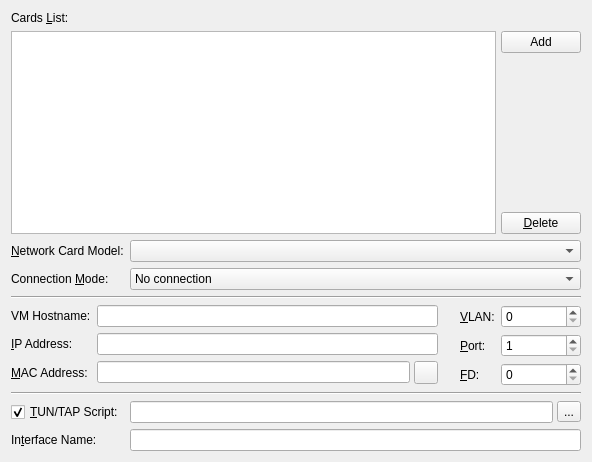
First picture: the form in src/Old_Network_Widget.ui, repository tobimensch/aqemu, before the edit.
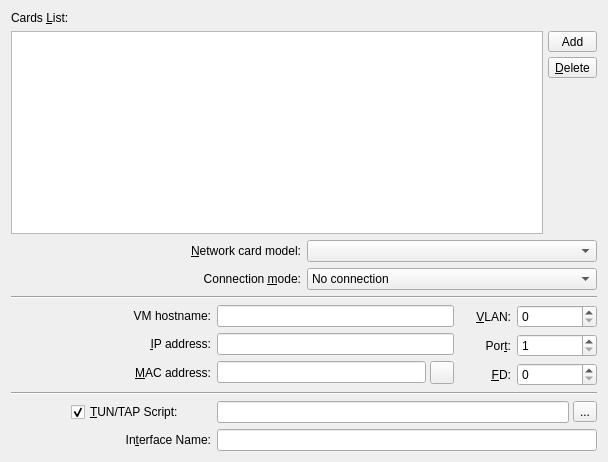
Second picture: the form after the edit. Icons and pictures are not drawn.

What changed in the file:
```diff
--- a/src/Old_Network_Widget.ui
+++ b/src/Old_Network_Widget.ui
@@ -6,7 +6,7 @@
    <rect>
     <x>0</x>
     <y>0</y>
-    <width>592</width>
+    <width>608</width>
     <height>462</height>
    </rect>
   </property>
@@ -48,7 +48,13 @@
      <item>
       <layout class="QVBoxLayout" name="verticalLayout">
        <item>
-        <widget class="QPushButton" name="Button_Add_Net_Card">
+        <widget class="QToolButton" name="Button_Add_Net_Card">
+         <property name="sizePolicy">
+          <sizepolicy hsizetype="Minimum" vsizetype="Fixed">
+           <horstretch>0</horstretch>
+           <verstretch>0</verstretch>
+          </sizepolicy>
+         </property>
          <property name="text">
           <string>Add</string>
          </property>
@@ -56,6 +62,29 @@
           <iconset resource="../resources/images.qrc">
            <normaloff>:/add.png</normaloff>:/add.png</iconset>
          </property>
+         <property name="toolButtonStyle">
+          <enum>Qt::ToolButtonFollowStyle</enum>
+         </property>
+        </widget>
+       </item>
+       <item>
+        <widget class="QToolButton" name="Button_Delete_Net_Card">
+         <property name="sizePolicy">
+          <sizepolicy hsizetype="Minimum" vsizetype="Fixed">
+           <horstretch>0</horstretch>
+           <verstretch>0</verstretch>
+          </sizepolicy>
+         </property>
+         <property name="text">
+          <string>&amp;Delete</string>
+         </property>
+         <property name="icon">
+          <iconset resource="../resources/icons.qrc">
+           <normaloff>:/remove.png</normaloff>:/remove.png</iconset>
+         </property>
+         <property name="toolButtonStyle">
+          <enum>Qt::ToolButtonFollowStyle</enum>
+         </property>
         </widget>
        </item>
        <item>
@@ -71,17 +100,6 @@
          </property>
         </spacer>
        </item>
-       <item>
-        <widget class="QPushButton" name="Button_Delete_Net_Card">
-         <property name="text">
-          <string>&amp;Delete</string>
-         </property>
-         <property name="icon">
-          <iconset resource="../resources/images.qrc">
-           <normaloff>:/remove.png</normaloff>:/remove.png</iconset>
-         </property>
-        </widget>
-       </item>
       </layout>
      </item>
     </layout>
@@ -105,8 +123,17 @@
        <layout class="QGridLayout" name="gridLayout">
         <item row="0" column="0">
          <widget class="QLabel" name="Label_NetCard_Model">
+          <property name="sizePolicy">
+           <sizepolicy hsizetype="Minimum" vsizetype="Preferred">
+            <horstretch>0</horstretch>
+            <verstretch>0</verstretch>
+           </sizepolicy>
+          </property>
           <property name="text">
-           <string>&amp;Network Card Model:</string>
+           <string>&amp;Network card model:</string>
+          </property>
+          <property name="alignment">
+           <set>Qt::AlignRight|Qt::AlignTrailing|Qt::AlignVCenter</set>
           </property>
           <property name="buddy">
            <cstring>CB_Network_Card_Model</cstring>
@@ -123,13 +150,16 @@
         <item row="1" column="0">
          <widget class="QLabel" name="Label_Connection_Mode">
           <property name="sizePolicy">
-           <sizepolicy hsizetype="Maximum" vsizetype="Preferred">
+           <sizepolicy hsizetype="Minimum" vsizetype="Preferred">
             <horstretch>0</horstretch>
             <verstretch>0</verstretch>
            </sizepolicy>
           </property>
           <property name="text">
-           <string>Connection &amp;Mode:</string>
+           <string>Connection &amp;mode:</string>
+          </property>
+          <property name="alignment">
+           <set>Qt::AlignRight|Qt::AlignTrailing|Qt::AlignVCenter</set>
           </property>
           <property name="buddy">
            <cstring>CB_Connection_Mode</cstring>
@@ -210,8 +240,17 @@
        <layout class="QGridLayout" name="gridLayout_3">
         <item row="0" column="0">
          <widget class="QLabel" name="Label_Host_Name">
+          <property name="sizePolicy">
+           <sizepolicy hsizetype="Minimum" vsizetype="Preferred">
+            <horstretch>0</horstretch>
+            <verstretch>0</verstretch>
+           </sizepolicy>
+          </property>
           <property name="text">
-           <string>VM Hostname:</string>
+           <string>VM hostname:</string>
+          </property>
+          <property name="alignment">
+           <set>Qt::AlignRight|Qt::AlignTrailing|Qt::AlignVCenter</set>
           </property>
           <property name="buddy">
            <cstring>Edit_Hostname</cstring>
@@ -224,13 +263,22 @@
         <item row="1" column="0">
          <widget class="QLabel" name="Label_IP">
           <property name="sizePolicy">
-           <sizepolicy hsizetype="Maximum" vsizetype="Preferred">
+           <sizepolicy hsizetype="Minimum" vsizetype="Preferred">
             <horstretch>0</horstretch>
             <verstretch>0</verstretch>
            </sizepolicy>
           </property>
+          <property name="minimumSize">
+           <size>
+            <width>200</width>
+            <height>0</height>
+           </size>
+          </property>
           <property name="text">
-           <string>&amp;IP Address:</string>
+           <string>&amp;IP address:</string>
+          </property>
+          <property name="alignment">
+           <set>Qt::AlignRight|Qt::AlignTrailing|Qt::AlignVCenter</set>
           </property>
           <property name="buddy">
            <cstring>Edit_IP_Address</cstring>
@@ -253,13 +301,16 @@
         <item row="2" column="0">
          <widget class="QLabel" name="Label_MAC">
           <property name="sizePolicy">
-           <sizepolicy hsizetype="Maximum" vsizetype="Preferred">
+           <sizepolicy hsizetype="Minimum" vsizetype="Preferred">
             <horstretch>0</horstretch>
             <verstretch>0</verstretch>
            </sizepolicy>
           </property>
           <property name="text">
-           <string>&amp;MAC Address:</string>
+           <string>&amp;MAC address:</string>
+          </property>
+          <property name="alignment">
+           <set>Qt::AlignRight|Qt::AlignTrailing|Qt::AlignVCenter</set>
           </property>
           <property name="buddy">
            <cstring>Edit_MAC_Address</cstring>
@@ -322,9 +373,18 @@
        <layout class="QGridLayout" name="gridLayout_2">
         <item row="0" column="0">
          <widget class="QLabel" name="Label_VLAN">
+          <property name="sizePolicy">
+           <sizepolicy hsizetype="Minimum" vsizetype="Preferred">
+            <horstretch>0</horstretch>
+            <verstretch>0</verstretch>
+           </sizepolicy>
+          </property>
           <property name="text">
            <string>&amp;VLAN:</string>
           </property>
+          <property name="alignment">
+           <set>Qt::AlignRight|Qt::AlignTrailing|Qt::AlignVCenter</set>
+          </property>
           <property name="buddy">
            <cstring>SB_VLAN</cstring>
           </property>
@@ -349,13 +409,16 @@
         <item row="1" column="0">
          <widget class="QLabel" name="Label_Port">
           <property name="sizePolicy">
-           <sizepolicy hsizetype="Maximum" vsizetype="Preferred">
+           <sizepolicy hsizetype="Minimum" vsizetype="Preferred">
             <horstretch>0</horstretch>
             <verstretch>0</verstretch>
            </sizepolicy>
           </property>
           <property name="text">
-           <string>&amp;Port:</string>
+           <string>Por&amp;t:</string>
+          </property>
+          <property name="alignment">
+           <set>Qt::AlignRight|Qt::AlignTrailing|Qt::AlignVCenter</set>
           </property>
           <property name="buddy">
            <cstring>SB_Port</cstring>
@@ -392,9 +455,18 @@
         </item>
         <item row="2" column="0">
          <widget class="QLabel" name="Label_File_Descriptor">
+          <property name="sizePolicy">
+           <sizepolicy hsizetype="Minimum" vsizetype="Preferred">
+            <horstretch>0</horstretch>
+            <verstretch>0</verstretch>
+           </sizepolicy>
+          </property>
           <property name="text">
            <string>&amp;FD:</string>
           </property>
+          <property name="alignment">
+           <set>Qt::AlignRight|Qt::AlignTrailing|Qt::AlignVCenter</set>
+          </property>
           <property name="buddy">
            <cstring>SB_File_Descriptor</cstring>
           </property>
@@ -439,16 +511,6 @@
       </item>
       <item row="4" column="0" colspan="3">
        <layout class="QGridLayout" name="gridLayout_4">
-        <item row="0" column="0">
-         <widget class="QCheckBox" name="CH_TUN_TAP_Script">
-          <property name="text">
-           <string>&amp;TUN/TAP Script:</string>
-          </property>
-          <property name="checked">
-           <bool>true</bool>
-          </property>
-         </widget>
-        </item>
         <item row="0" column="1">
          <layout class="QHBoxLayout" name="horizontalLayout_4">
           <property name="spacing">
@@ -472,9 +534,24 @@
         </item>
         <item row="1" column="0">
          <widget class="QLabel" name="Label_If_Name">
+          <property name="sizePolicy">
+           <sizepolicy hsizetype="Minimum" vsizetype="Preferred">
+            <horstretch>0</horstretch>
+            <verstretch>0</verstretch>
+           </sizepolicy>
+          </property>
+          <property name="minimumSize">
+           <size>
+            <width>200</width>
+            <height>0</height>
+           </size>
+          </property>
           <property name="text">
            <string>In&amp;terface Name:</string>
           </property>
+          <property name="alignment">
+           <set>Qt::AlignRight|Qt::AlignTrailing|Qt::AlignVCenter</set>
+          </property>
           <property name="buddy">
            <cstring>Edit_Interface_Name</cstring>
           </property>
@@ -483,6 +560,51 @@
         <item row="1" column="1">
          <widget class="QLineEdit" name="Edit_Interface_Name"/>
         </item>
+        <item row="0" column="0">
+         <layout class="QHBoxLayout" name="horizontalLayout_5">
+          <property name="sizeConstraint">
+           <enum>QLayout::SetDefaultConstraint</enum>
+          </property>
+          <item>
+           <spacer name="horizontalSpacer_2">
+            <property name="orientation">
+             <enum>Qt::Horizontal</enum>
+            </property>
+            <property name="sizeType">
+             <enum>QSizePolicy::Minimum</enum>
+            </property>
+            <property name="sizeHint" stdset="0">
+             <size>
+              <width>60</width>
+              <height>20</height>
+             </size>
+            </property>
+           </spacer>
+          </item>
+          <item>
+           <widget class="QCheckBox" name="CH_TUN_TAP_Script">
+            <property name="sizePolicy">
+             <sizepolicy hsizetype="Minimum" vsizetype="Fixed">
+              <horstretch>0</horstretch>
+              <verstretch>0</verstretch>
+             </sizepolicy>
+            </property>
+            <property name="minimumSize">
+             <size>
+              <width>0</width>
+              <height>0</height>
+             </size>
+            </property>
+            <property name="text">
+             <string>&amp;TUN/TAP Script:</string>
+            </property>
+            <property name="checked">
+             <bool>true</bool>
+            </property>
+           </widget>
+          </item>
+         </layout>
+        </item>
        </layout>
       </item>
      </layout>
```
Left out of the diff: 45 changed lines with no effect on the pictures.
